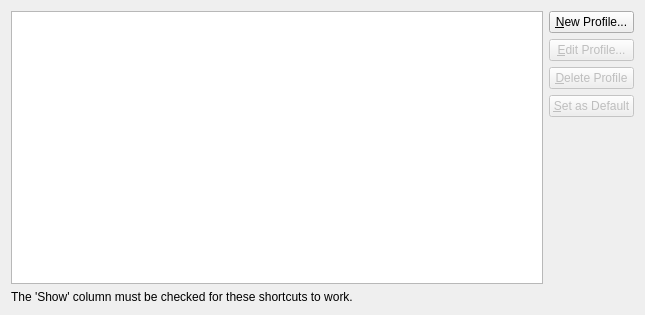
First picture: the form in src/settings/ProfileSettings.ui, repository KDE/konsole, before the edit.
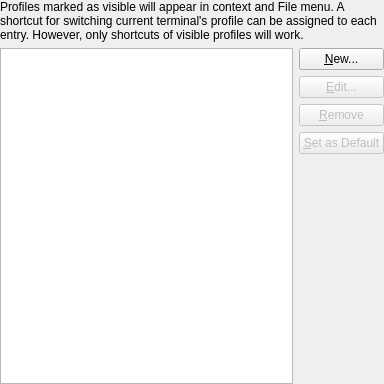
Second picture: the form after the edit.

What changed in the file:
```diff
--- a/src/settings/ProfileSettings.ui
+++ b/src/settings/ProfileSettings.ui
@@ -6,44 +6,54 @@
    <rect>
     <x>0</x>
     <y>0</y>
-    <width>645</width>
-    <height>315</height>
+    <width>384</width>
+    <height>384</height>
    </rect>
   </property>
-  <layout class="QGridLayout" name="gridLayout">
-   <item row="0" column="0" rowspan="5">
-    <widget class="QTableView" name="sessionTable">
-     <property name="alternatingRowColors">
+  <layout class="QVBoxLayout" name="verticalLayout_2">
+   <property name="leftMargin">
+    <number>0</number>
+   </property>
+   <property name="topMargin">
+    <number>0</number>
+   </property>
+   <property name="rightMargin">
+    <number>0</number>
+   </property>
+   <property name="bottomMargin">
+    <number>0</number>
+   </property>
+   <item>
+    <widget class="QLabel" name="label">
+     <property name="text">
+      <string>Profiles marked as visible will appear in context and File menu. A shortcut for switching current terminal's profile can be assigned to each entry. However, only shortcuts of visible profiles will work.</string>
+     </property>
+     <property name="wordWrap">
       <bool>true</bool>
      </property>
-     <property name="selectionMode">
-      <enum>QAbstractItemView::ExtendedSelection</enum>
-     </property>
-     <property name="selectionBehavior">
-      <enum>QAbstractItemView::SelectRows</enum>
-     </property>
-     <property name="verticalScrollMode">
-      <enum>QAbstractItemView::ScrollPerPixel</enum>
-     </property>
-     <property name="horizontalScrollMode">
-      <enum>QAbstractItemView::ScrollPerPixel</enum>
-     </property>
-     <property name="showGrid">
-      <bool>false</bool>
-     </property>
     </widget>
    </item>
+   <item>
+    <layout class="QGridLayout" name="gridLayout_2" rowstretch="0,1">
+     <property name="verticalSpacing">
+      <number>0</number>
+     </property>
    <item row="0" column="1">
+      <layout class="QVBoxLayout" name="verticalLayout">
+       <property name="spacing">
+        <number>6</number>
+       </property>
+       <item>
     <widget class="QPushButton" name="newProfileButton">
      <property name="toolTip">
       <string>Create a new profile based upon the selected profile</string>
      </property>
      <property name="text">
-      <string>&amp;New Profile...</string>
+          <string>&amp;New...</string>
      </property>
     </widget>
    </item>
-   <item row="1" column="1">
+       <item>
     <widget class="QPushButton" name="editProfileButton">
      <property name="enabled">
       <bool>false</bool>
@@ -52,11 +62,11 @@
       <string>Edit the selected profile(s)</string>
      </property>
      <property name="text">
-      <string>&amp;Edit Profile...</string>
+          <string>&amp;Edit...</string>
      </property>
     </widget>
    </item>
-   <item row="2" column="1">
+       <item>
     <widget class="QPushButton" name="deleteProfileButton">
      <property name="enabled">
       <bool>false</bool>
@@ -65,11 +75,11 @@
       <string>Delete the selected profile(s)</string>
      </property>
      <property name="text">
-      <string>&amp;Delete Profile</string>
+          <string>&amp;Remove</string>
      </property>
     </widget>
    </item>
-   <item row="3" column="1">
+       <item>
     <widget class="QPushButton" name="setAsDefaultButton">
      <property name="enabled">
       <bool>false</bool>
@@ -82,7 +92,9 @@
      </property>
     </widget>
    </item>
-   <item row="4" column="1">
+      </layout>
+     </item>
+     <item row="1" column="1">
     <spacer>
      <property name="orientation">
       <enum>Qt::Vertical</enum>
@@ -95,15 +107,35 @@
      </property>
     </spacer>
    </item>
-   <item row="5" column="0" colspan="2">
-    <widget class="QLabel" name="shortcutInfoLabel">
-     <property name="text">
-      <string>The 'Show' column must be checked for these shortcuts to work.</string>
-     </property>
-     <property name="wordWrap">
+     <item row="0" column="0" rowspan="2">
+      <widget class="QTreeView" name="profilesList">
+       <property name="alternatingRowColors">
+        <bool>true</bool>
+       </property>
+       <property name="selectionMode">
+        <enum>QAbstractItemView::ExtendedSelection</enum>
+       </property>
+       <property name="rootIsDecorated">
+        <bool>false</bool>
+       </property>
+       <property name="uniformRowHeights">
       <bool>true</bool>
      </property>
-    </widget>
+       <property name="itemsExpandable">
+        <bool>false</bool>
+       </property>
+       <property name="expandsOnDoubleClick">
+        <bool>false</bool>
+       </property>
+       <attribute name="headerMinimumSectionSize">
+        <number>8</number>
+       </attribute>
+       <attribute name="headerStretchLastSection">
+        <bool>true</bool>
+       </attribute>
+      </widget>
+     </item>
+    </layout>
    </item>
   </layout>
  </widget>
```
Lines whose indentation alone changed are shown as unchanged.
